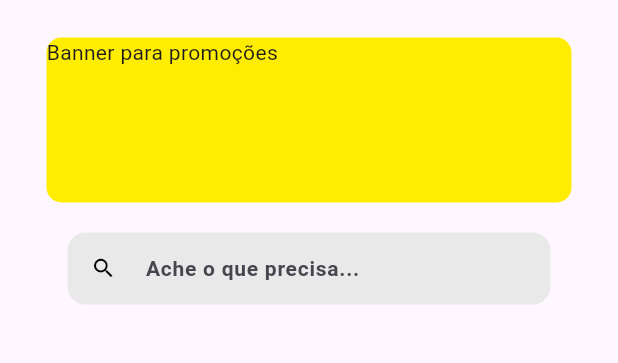
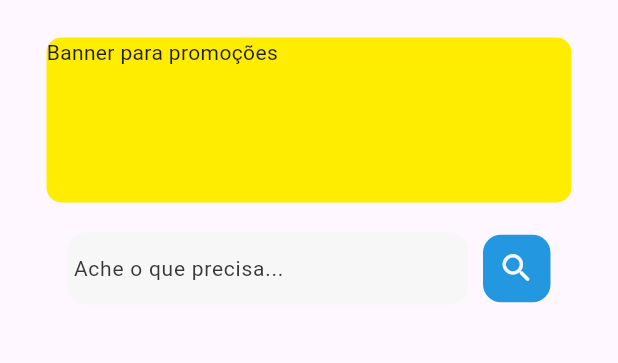
Before and after one commit to Frasato/Ecommerce_Mobile, a Flutter app: the screen it shows after launch, on a phone screen of 412 x 824 dp, the part 204-567 px from its top. Run offline on Flutter 3.47's test engine with Material 3 defaults, Android fonts, the phone set to English and light mode, and no system bars; our stand-ins replace shared_preferences.

Commit message:
:sparkles: feat: Add a blue button to search

```diff
--- a/lib/widgets/custom_text_field.dart
+++ b/lib/widgets/custom_text_field.dart
@@ -1,3 +1,4 @@
+import 'package:ecommerce_app/constants/custom_colors.dart';
 import 'package:flutter/material.dart';
 
 class CustomTextField extends StatelessWidget{
@@ -6,15 +7,17 @@ class CustomTextField extends StatelessWidget{
   @override
   Widget build(BuildContext context) =>Padding(
     padding: EdgeInsets.symmetric(horizontal: 45),
+    child: Row(
+      children: [
+        Expanded(
           child: TextField(
-      style: TextStyle(color: Colors.black),
+            style: TextStyle(color: customTextGrey),
             decoration: InputDecoration(
               isDense: true,
-        prefixIcon: Icon(Icons.search, size: 17),
-        prefixIconColor: Colors.black,
+              contentPadding: const EdgeInsets.symmetric(vertical: 12),
               hintText: 'Ache o que precisa...',
-        hintStyle: TextStyle(fontWeight: FontWeight.bold, fontSize: 14),
-        fillColor: const Color.fromARGB(255, 233, 233, 233),
+              hintStyle: TextStyle(fontSize: 14, color: customTextGrey),
+              fillColor: customLightGrey,
               filled: true,
               border: OutlineInputBorder(
                 borderRadius: BorderRadius.circular(12),
@@ -26,5 +29,21 @@ class CustomTextField extends StatelessWidget{
               )
             ),
           )
+        ),
+        const SizedBox(width: 10),
+        Container(
+          height: 45,
+          width: 45,
+          decoration: BoxDecoration(
+            color: customBlue,
+            borderRadius: BorderRadius.circular(12)
+          ),
+          child: IconButton(
+            onPressed: () => {},
+            icon: Icon(Icons.search_rounded, color: customLightGrey, size: 25,)
+          ),
+        )
+      ],
+    )
   );
 }
```
Lines whose indentation alone changed are shown as unchanged.
